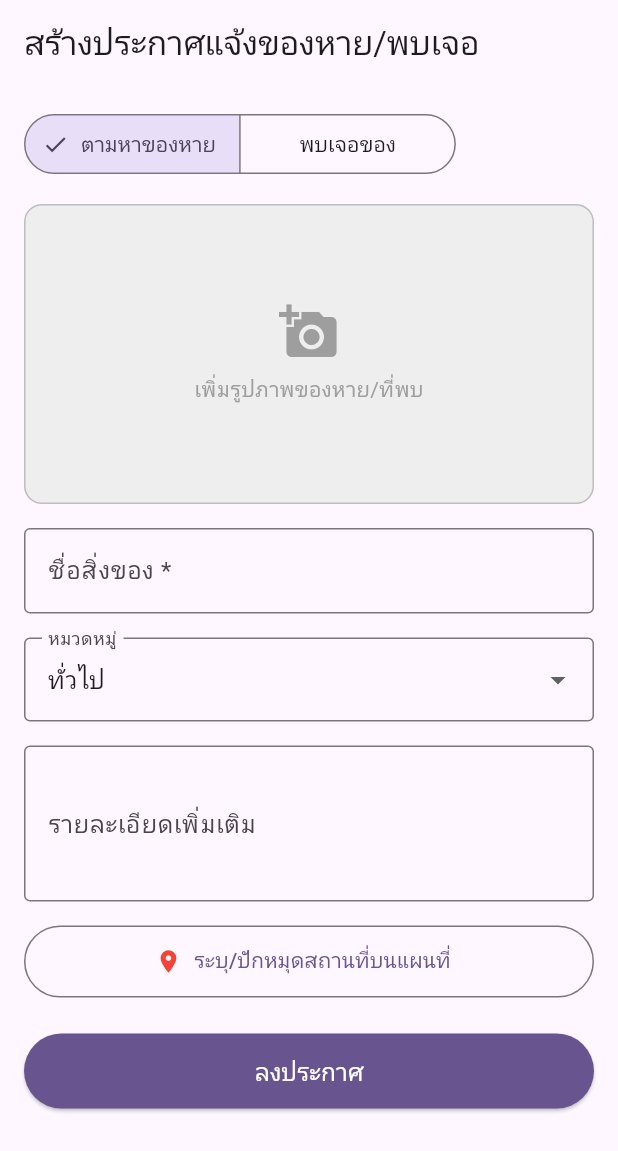
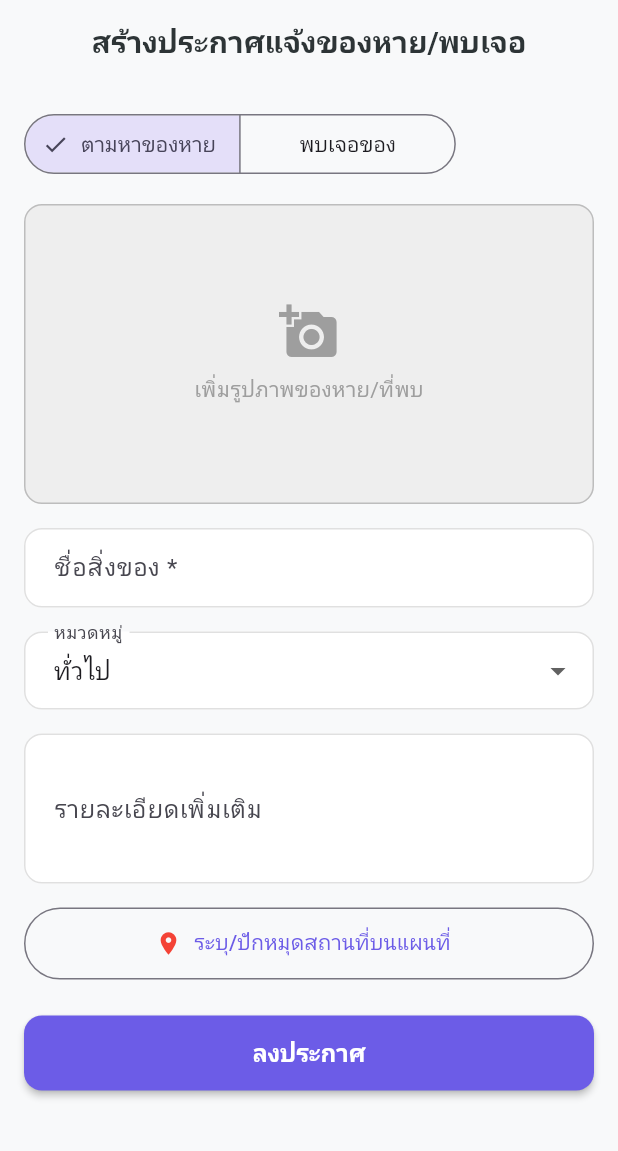
Before and after one commit to ThanabordeeS/lost-and-found, a Flutter app: the screen it shows after launch, on a phone screen of 412 x 824 dp. Shown: the top 1151 px of the screen. Run offline on Flutter 3.47's test engine with Material 3 defaults, Android fonts, the phone set to English and light mode, and no system bars; our stand-ins replace flutter_map, google_maps_flutter, image_picker, latlong2.

```diff
--- a/lib/main.dart
+++ b/lib/main.dart
@@ -14,10 +14,63 @@
       title: 'Lost and Found',
       debugShowCheckedModeBanner: false,
       theme: ThemeData(
-        colorScheme: ColorScheme.fromSeed(seedColor: Colors.deepPurple),
         useMaterial3: true,
+        // คุมโทนสีหลักเป็น Indigo ให้อารมณ์ทันสมัย สะอาดตา
+        colorScheme: ColorScheme.fromSeed(
+          seedColor: const Color(0xFF6C5CE7),
+          primary: const Color(0xFF6C5CE7),
+          surface: const Color(0xFFF8F9FA),
+        ),
+        scaffoldBackgroundColor: const Color(0xFFF8F9FA),
+
+        // ตกแต่ง AppBar ให้คลีน ไม่มีเงา
+        appBarTheme: const AppBarTheme(
+          centerTitle: true,
+          elevation: 0,
+          backgroundColor: Colors.transparent,
+          titleTextStyle: TextStyle(
+            color: Color(0xFF2D3436),
+            fontSize: 20,
+            fontWeight: FontWeight.bold,
+          ),
+        ),
+
+        // ปรับดีไซน์ช่องกรอกข้อมูล (TextField) ทั้งแอปให้มนและสบายตา
+        inputDecorationTheme: InputDecorationTheme(
+          filled: true,
+          fillColor: Colors.white,
+          contentPadding: const EdgeInsets.symmetric(horizontal: 16, vertical: 14),
+          border: OutlineInputBorder(
+            borderRadius: BorderRadius.circular(12),
+            borderSide: const BorderSide(color: Color(0xFFE0E0E0)),
+          ),
+          enabledBorder: OutlineInputBorder(
+            borderRadius: BorderRadius.circular(12),
+            borderSide: const BorderSide(color: Color(0xFFE0E0E0)),
+          ),
+          focusedBorder: OutlineInputBorder(
+            borderRadius: BorderRadius.circular(12),
+            borderSide: const BorderSide(color: Color(0xFF6C5CE7), width: 1.5),
+          ),
+        ),
+
+        // ปรับดีไซน์ปุ่มกดหลัก (ElevatedButton) ให้เต็มความกว้างและมุมมน
+        elevatedButtonTheme: ElevatedButtonThemeData(
+          style: ElevatedButton.styleFrom(
+            backgroundColor: const Color(0xFF6C5CE7),
+            foregroundColor: Colors.white,
+            minimumSize: const Size(double.infinity, 50),
+            shape: RoundedRectangleBorder(
+              borderRadius: BorderRadius.circular(12),
+            ),
+            elevation: 2,
+            textStyle: const TextStyle(
+              fontSize: 16,
+              fontWeight: FontWeight.bold,
+            ),
+          ),
+        ),
       ),
-      // เปลี่ยนหน้าแรก (home) ให้เปิดไปที่หน้าสร้างโพสต์
       home: const CreatePostScreen(),
     );
   }
```
Also changed, not shown: lib/post/screens/create_post_screen.dart (line endings or trailing spaces).
